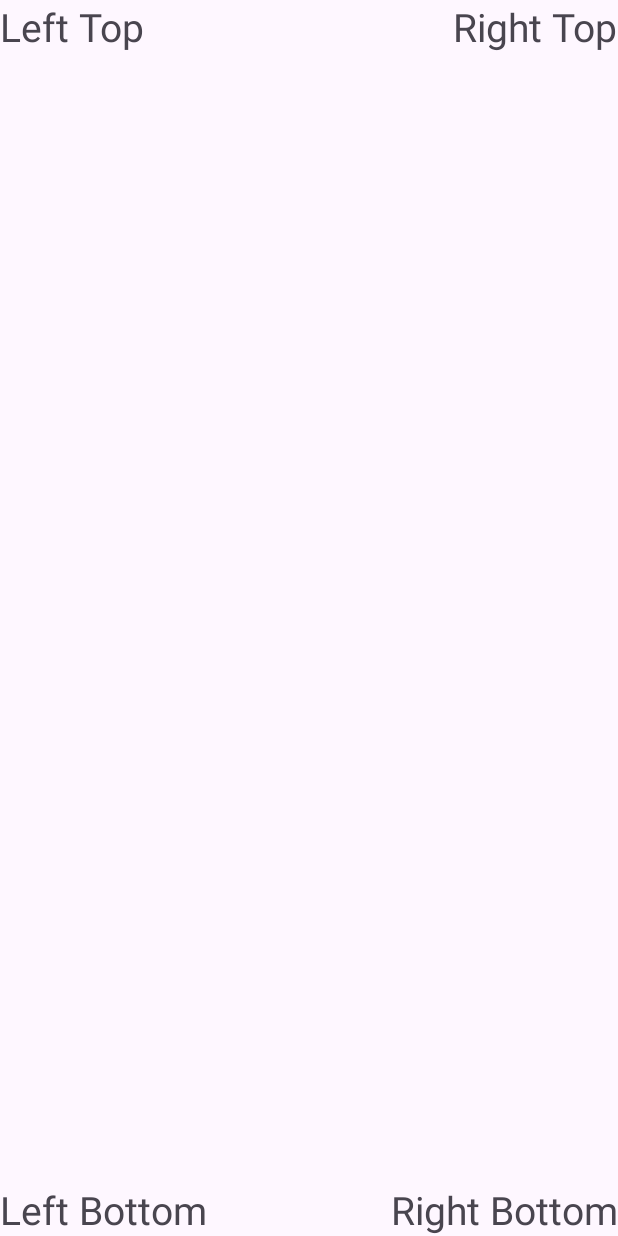
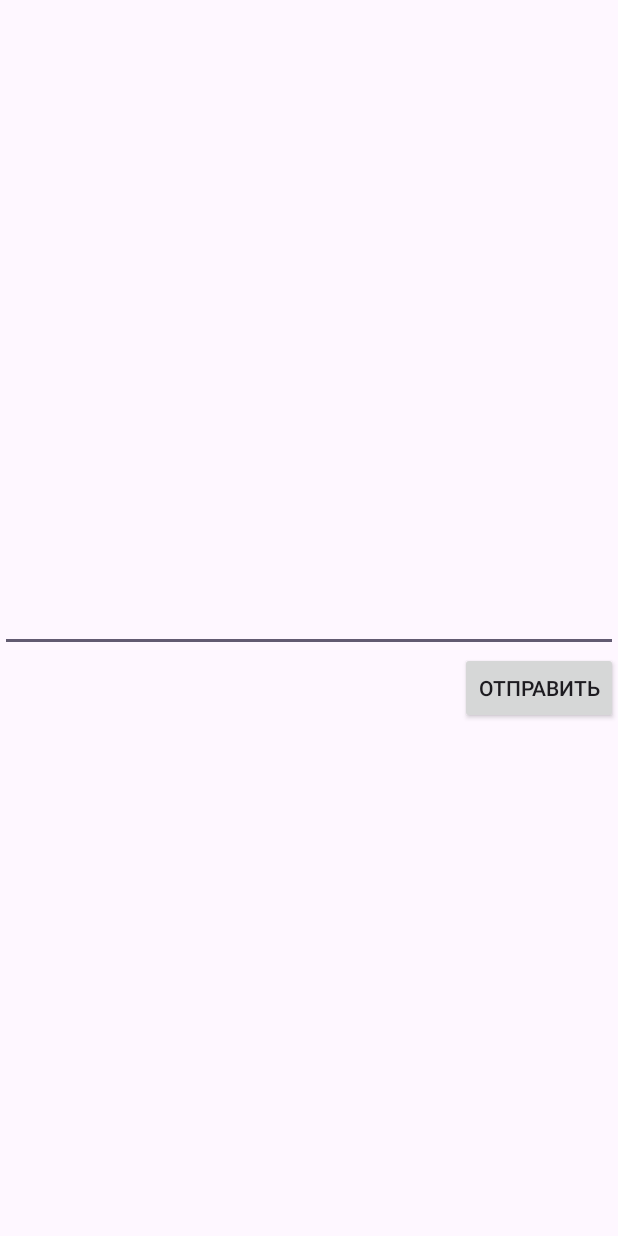
Before and after one commit to lui0000/mobile-app-development-task-4, an Android app: the screen it shows after launch (MainActivity), on a phone screen of 412 x 824 dp. Run offline under Robolectric (Android 15) with nearby library versions, the phone set to English and light mode, and no system bars.

Commit message:
RelativeLayout program realization

```diff
--- a/app/src/main/java/com/example/mobile_app_development_task_4/MainActivity.java
+++ b/app/src/main/java/com/example/mobile_app_development_task_4/MainActivity.java
@@ -3,29 +3,47 @@ package com.example.mobile_app_development_task_4;
 import androidx.appcompat.app.AppCompatActivity;
 
 import android.os.Bundle;
-import android.view.Gravity;
-import android.widget.LinearLayout;
-import android.widget.TextView;
+import android.widget.Button;
+import android.widget.RelativeLayout;
+import android.widget.EditText;
+
 
 public class MainActivity extends AppCompatActivity {
 
     @Override
     protected void onCreate(Bundle savedInstanceState) {
         super.onCreate(savedInstanceState);
-        setContentView(R.layout.activity_main);
-        LinearLayout linearLayout = new LinearLayout(this);
-        linearLayout.setOrientation(LinearLayout.VERTICAL);
-        LinearLayout.LayoutParams layoutParams = new
-                LinearLayout.LayoutParams
-                (LinearLayout.LayoutParams.WRAP_CONTENT,
-                        LinearLayout.LayoutParams.WRAP_CONTENT);
-        layoutParams.gravity = Gravity.CENTER;
-        // первое текстовое поле
-        TextView textView1 = new TextView(this);
-        textView1.setText("Hello");
-        textView1.setTextSize(30);
-        linearLayout.addView(textView1, layoutParams);
-        setContentView(R.layout.activity_main);
+
+        RelativeLayout relativeLayout = new RelativeLayout(this);
+        EditText editText = new EditText(this);
+        editText.setId(EditText.generateViewId());
+        Button button = new Button(this);
+        button.setText("Отправить");
+        // устанавливаем параметры положения для EditText
+        RelativeLayout.LayoutParams editTextParams = new
+                RelativeLayout.LayoutParams(
+                RelativeLayout.LayoutParams.MATCH_PARENT,
+                RelativeLayout.LayoutParams.WRAP_CONTENT
+        );
+        // выравнивание по центру родительского контейнера
+        editTextParams.addRule(RelativeLayout.CENTER_IN_PARENT);
+        // добавляем в RelativeLayout
+        relativeLayout.addView(editText, editTextParams);
+        // устанавливаем параметры положения для Button
+        RelativeLayout.LayoutParams buttonParams = new
+                RelativeLayout.LayoutParams(
+                RelativeLayout.LayoutParams.WRAP_CONTENT,
+                RelativeLayout.LayoutParams.WRAP_CONTENT
+        );
+        // выравнивание справа и снизу от поля EditText
+        buttonParams.addRule(RelativeLayout.BELOW, editText.getId());
+        buttonParams.addRule(RelativeLayout.ALIGN_RIGHT, editText.getId());
+        // добавляем в RelativeLayout
+        relativeLayout.addView(button, buttonParams);
+        setContentView(relativeLayout);
+
+
     }
 
+
 }
--- a/app/src/main/res/layout/activity_main.xml
+++ b/app/src/main/res/layout/activity_main.xml
@@ -6,32 +6,19 @@
     android:layout_height="match_parent">
 
 
-    <TextView android:text="Left Top"
+    <EditText
+        android:id="@+id/edit_message"
+        android:layout_width="match_parent"
         android:layout_height="wrap_content"
+        android:layout_centerInParent="true"/>
+
+    <Button
         android:layout_width="wrap_content"
-        android:textSize="26sp"
-        android:layout_alignParentLeft="true"
-        android:layout_alignParentTop="true" />
+        android:layout_height="wrap_content"
+        android:text="Отправить"
+        android:layout_alignRight="@id/edit_message"
+        android:layout_below="@id/edit_message"
+        />
 
-    <TextView android:text="Right Top"
-        android:layout_height="wrap_content"
-        android:layout_width="wrap_content"
-        android:textSize="26sp"
-        android:layout_alignParentRight="true"
-        android:layout_alignParentTop="true" />
-
-    <TextView android:text="Left Bottom"
-        android:layout_height="wrap_content"
-        android:layout_width="wrap_content"
-        android:textSize="26sp"
-        android:layout_alignParentLeft="true"
-        android:layout_alignParentBottom="true" />
-
-    <TextView android:text="Right Bottom"
-        android:layout_height="wrap_content"
-        android:layout_width="wrap_content"
-        android:textSize="26sp"
-        android:layout_alignParentRight="true"
-        android:layout_alignParentBottom="true" />
 
 </RelativeLayout>
```
